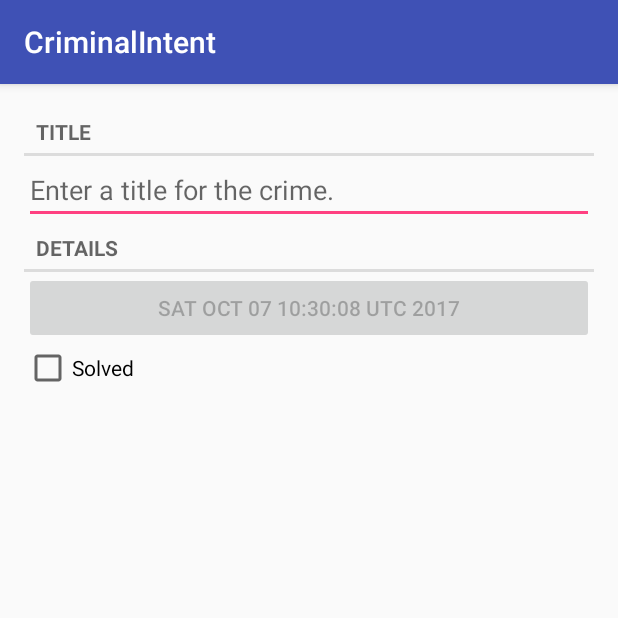
After one commit to riemeri/CriminalIntent, an Android app: the fragment CrimeFragment shown on its own in the app's theme, on a phone screen of 412 x 824 dp, the top half of it. The commit adds this screen. Run offline under Robolectric (Android 15) with nearby library versions, the phone set to English and light mode, and no system bars.

Commit message:
First half of chapter 7
-Added CrimeFragment and supporting files

```diff
--- /dev/null
+++ b/app/src/main/java/com/bignerdranch/android/criminalintent/Crime.java
@@ -0,0 +1,49 @@
+package com.bignerdranch.android.criminalintent;
+
+import java.util.Date;
+import java.util.UUID;
+
+/**
+ * Created by ianri on 10/6/2017.
+ */
+
+public class Crime {
+
+    private UUID mID;
+    private String mTitle;
+    private Date mDate;
+    private boolean mSolved;
+
+    public Crime() {
+        mID = UUID.randomUUID();
+        mDate = new Date();
+    }
+
+    public UUID getID() {
+        return mID;
+    }
+
+    public String getTitle() {
+        return mTitle;
+    }
+
+    public void setTitle(String title) {
+        mTitle = title;
+    }
+
+    public Date getDate() {
+        return mDate;
+    }
+
+    public void setDate(Date date) {
+        mDate = date;
+    }
+
+    public boolean isSolved() {
+        return mSolved;
+    }
+
+    public void setSolved(boolean solved) {
+        mSolved = solved;
+    }
+}
--- /dev/null
+++ b/app/src/main/java/com/bignerdranch/android/criminalintent/CrimeFragment.java
@@ -0,0 +1,69 @@
+package com.bignerdranch.android.criminalintent;
+
+import android.os.Bundle;
+import android.support.v4.app.Fragment;
+import android.text.Editable;
+import android.text.TextWatcher;
+import android.view.LayoutInflater;
+import android.view.View;
+import android.view.ViewGroup;
+import android.widget.Button;
+import android.widget.CheckBox;
+import android.widget.CompoundButton;
+import android.widget.EditText;
+
+import static android.widget.CompoundButton.*;
+
+/**
+ * Created by ianri on 10/6/2017.
+ */
+
+public class CrimeFragment extends Fragment {
+    private Crime mCrime;
+    private EditText mTitleField;
+    private Button mDateButton;
+    private CheckBox mSolvedCheckBox;
+
+    @Override
+    public void onCreate(Bundle savedInstanceState) {
+        super.onCreate(savedInstanceState);
+        mCrime = new Crime();
+    }
+
+    @Override
+    public View onCreateView(LayoutInflater inflater, ViewGroup container, Bundle savedInstanceState) {
+        View v = inflater.inflate(R.layout.fragment_crime, container, false);
+
+        mTitleField = (EditText) v.findViewById(R.id.crime_title);
+        mTitleField.addTextChangedListener(new TextWatcher() {
+            @Override
+            public void beforeTextChanged(CharSequence s, int start, int count, int after) {
+                //Intentionally left blank
+            }
+
+            @Override
+            public void onTextChanged(CharSequence s, int start, int before, int count) {
+                mCrime.setTitle(s.toString());
+            }
+
+            @Override
+            public void afterTextChanged(Editable s) {
+                //Intentionally left blank
+            }
+        });
+
+        mDateButton = (Button) v.findViewById(R.id.crime_date);
+        mDateButton.setText(mCrime.getDate().toString());
+        mDateButton.setEnabled(false);
+
+        mSolvedCheckBox = (CheckBox) v.findViewById(R.id.crime_solved);
+        mSolvedCheckBox.setOnCheckedChangeListener(new OnCheckedChangeListener() {
+            @Override
+            public void onCheckedChanged(CompoundButton buttonView, boolean isChecked) {
+                mCrime.setSolved(isChecked);
+            }
+        });
+
+        return v;
+    }
+}
--- /dev/null
+++ b/app/src/main/res/layout/fragment_crime.xml
@@ -0,0 +1,37 @@
+<?xml version="1.0" encoding="utf-8"?>
+<LinearLayout xmlns:android="http://schemas.android.com/apk/res/android"
+              android:orientation="vertical"
+              android:layout_width="match_parent"
+              android:layout_height="match_parent"
+              android:layout_margin="16dp">
+
+    <TextView
+        style="?android:listSeparatorTextViewStyle"
+        android:layout_width="match_parent"
+        android:layout_height="wrap_content"
+        android:text="@string/crime_title_label"/>
+
+    <EditText
+        android:id="@+id/crime_title"
+        android:layout_width="match_parent"
+        android:layout_height="wrap_content"
+        android:hint="@string/crime_title_hint"/>
+
+    <TextView
+        style="?android:listSeparatorTextViewStyle"
+        android:layout_width="match_parent"
+        android:layout_height="wrap_content"
+        android:text="@string/crime_details_label"/>
+
+    <Button
+        android:id="@+id/crime_date"
+        android:layout_width="match_parent"
+        android:layout_height="wrap_content"/>
+
+    <CheckBox
+        android:id="@+id/crime_solved"
+        android:layout_width="match_parent"
+        android:layout_height="wrap_content"
+        android:text="@string/crime_solved_label"/>
+
+</LinearLayout>
--- a/app/src/main/res/values/strings.xml
+++ b/app/src/main/res/values/strings.xml
@@ -1,3 +1,7 @@
 <resources>
     <string name="app_name">CriminalIntent</string>
+    <string name="crime_title_hint">Enter a title for the crime.</string>
+    <string name="crime_title_label">Title</string>
+    <string name="crime_details_label">Details</string>
+    <string name="crime_solved_label">Solved</string>
 </resources>
```
Also changed, not shown: app/src/main/res/layout/activity_crime.xml (+4 -15 lines), 1 other file.
